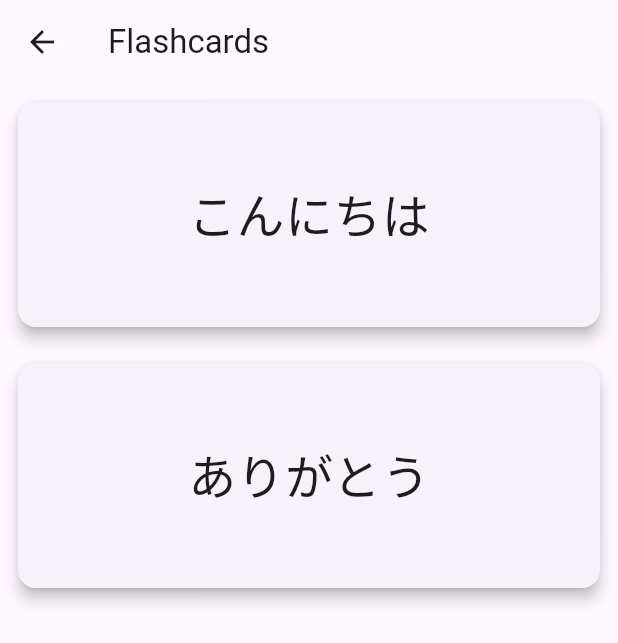
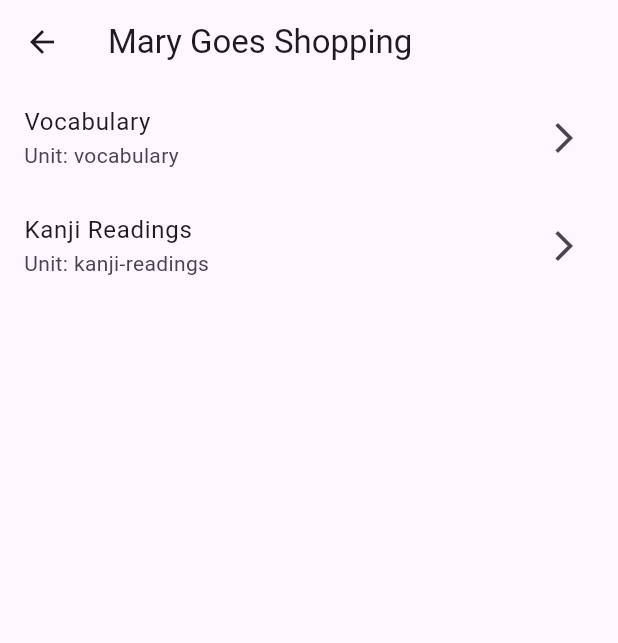
Before and after one commit to UJKC/Japanese-Assistant, a Flutter app: the screen it shows after launch, after a tap on "Learn Flashcards", on a phone screen of 412 x 824 dp. Shown: the top 643 px of the screen. Run offline on Flutter 3.47's test engine with Material 3 defaults, Android fonts, the phone set to English and light mode, and no system bars; drawn by our look-alikes of flip_card; our stand-ins replace flutter_local_notifications, hive, hive_flutter, timezone; accounts and stored records are empty.

Commit message:
unit screen working

```diff
--- /dev/null
+++ b/lib/screens/flashcard_main_lesson.dart
@@ -0,0 +1,36 @@
+// lib/screens/flashcard_main_lesson.dart
+import 'package:flutter/material.dart';
+import './../data/lesson20.dart';
+import 'flashcard_main_lesson_screen.dart';
+
+class FlashcardMainLesson extends StatelessWidget {
+  const FlashcardMainLesson({super.key});
+
+  @override
+  Widget build(BuildContext context) {
+    final units = lesson20.units;
+
+    return Scaffold(
+      appBar: AppBar(title: Text(lesson20.lessonTitle)),
+      body: ListView.builder(
+        itemCount: units.length,
+        itemBuilder: (context, index) {
+          final unit = units[index];
+          return ListTile(
+            title: Text(unit.title),
+            subtitle: Text("Unit: ${unit.slug}"),
+            trailing: const Icon(Icons.arrow_forward_ios),
+            onTap: () {
+              Navigator.push(
+                context,
+                MaterialPageRoute(
+                  builder: (_) => FlashcardMainLessonScreen(unit: unit),
+                ),
+              );
+            },
+          );
+        },
+      ),
+    );
+  }
+}
--- a/lib/screens/flashcard_main_lesson_screen.dart
+++ b/lib/screens/flashcard_main_lesson_screen.dart
@@ -1,47 +1,19 @@
+// lib/screens/flashcard_main_lesson_screen.dart
 import 'package:flutter/material.dart';
-import 'package:hive/hive.dart';
-import '../models/flashcard.dart';
+import '../models/unit.dart';
 import '../widgets/flashcard_item.dart';
 
-class FlashcardScreen extends StatefulWidget {
-  const FlashcardScreen({super.key});
+class FlashcardMainLessonScreen extends StatelessWidget {
+  final Unit unit;
 
-  @override
-  State<FlashcardScreen> createState() => _FlashcardScreenState();
-}
-
-class _FlashcardScreenState extends State<FlashcardScreen> {
-  late Box<Flashcard> box;
-
-  @override
-  void initState() {
-    super.initState();
-    box = Hive.box<Flashcard>('flashcards');
-
-    if (box.isEmpty) {
-      box.add(
-        Flashcard(
-          japanese: "こんにちは",
-          meaning: "Hello",
-          pronunciation: "Konnichiwa",
-        ),
-      );
-      box.add(
-        Flashcard(
-          japanese: "ありがとう",
-          meaning: "Thank you",
-          pronunciation: "Arigatou",
-        ),
-      );
-    }
-  }
+  const FlashcardMainLessonScreen({super.key, required this.unit});
 
   @override
   Widget build(BuildContext context) {
-    final flashcards = box.values.toList();
+    final flashcards = unit.items;
 
     return Scaffold(
-      appBar: AppBar(title: const Text("Flashcards")),
+      appBar: AppBar(title: Text(unit.title)),
       body: ListView.builder(
         itemCount: flashcards.length,
         itemBuilder: (context, index) {
--- a/lib/screens/home_screen.dart
+++ b/lib/screens/home_screen.dart
@@ -1,6 +1,6 @@
 // lib/screens/home_screen.dart
 import 'package:flutter/material.dart';
-import 'flashcard_main_lesson_screen.dart';
+import 'flashcard_main_lesson.dart';
 import 'quiz_screen.dart';
 
 class HomeScreen extends StatelessWidget {
@@ -18,7 +18,7 @@ class HomeScreen extends StatelessWidget {
               child: const Text("Learn Flashcards"),
               onPressed: () => Navigator.push(
                 context,
-                MaterialPageRoute(builder: (_) => const FlashcardScreen()),
+                MaterialPageRoute(builder: (_) => const FlashcardMainLesson()),
               ),
             ),
             ElevatedButton(
```
